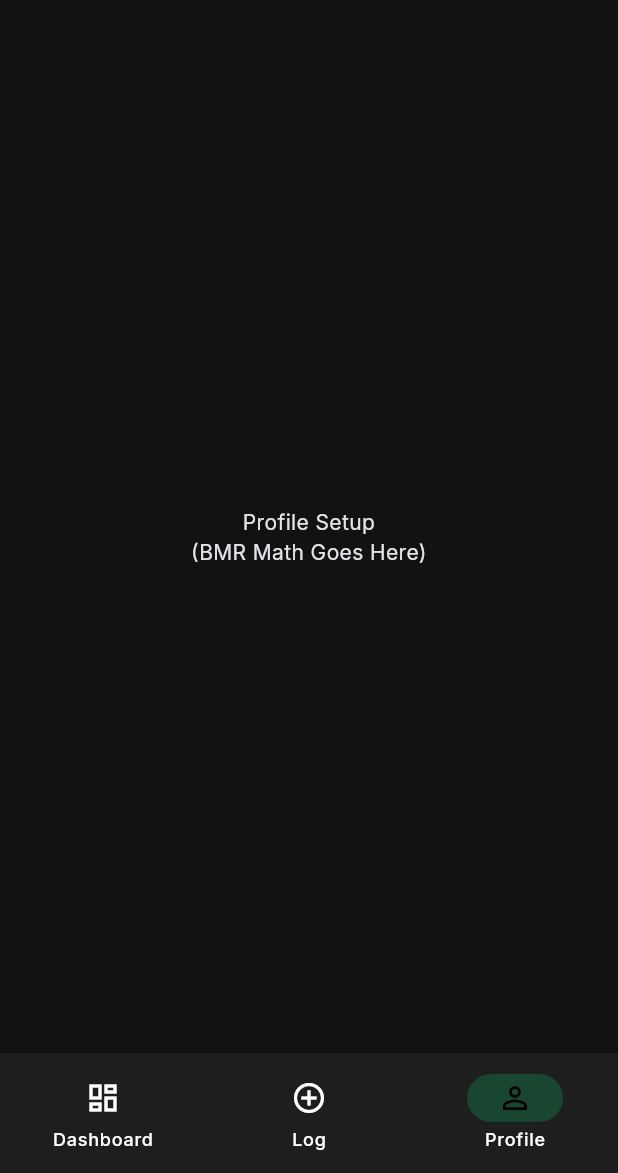
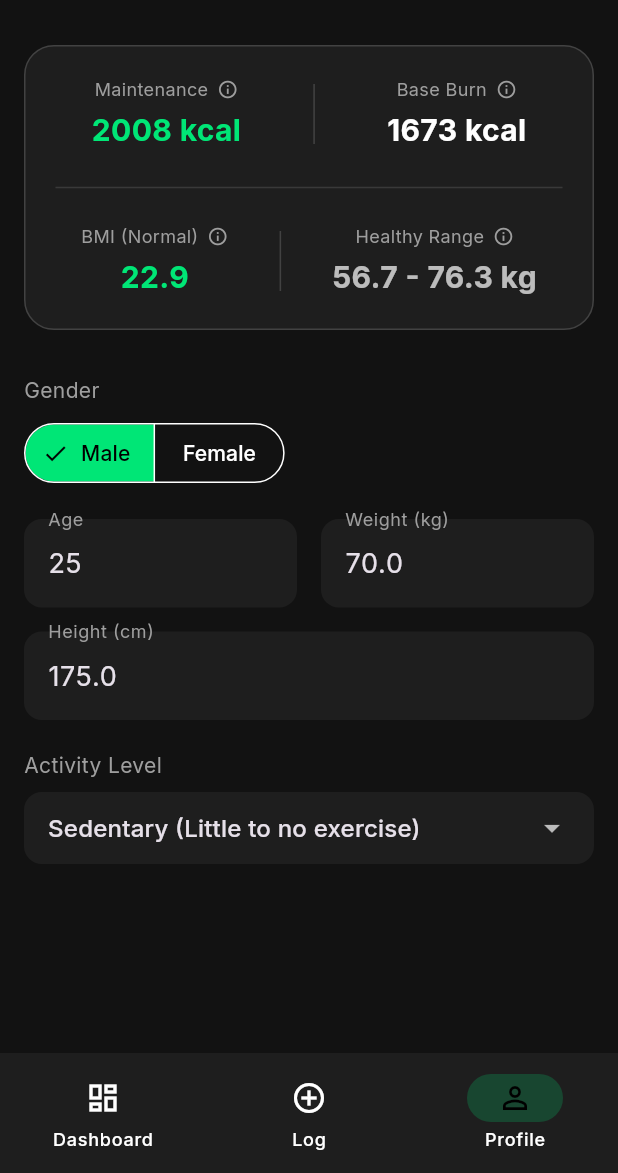
Before and after one commit to Arktosum/nutrition-flow, a Flutter app: the screen it shows after launch, item 3 of the bottom bar chosen, on a phone screen of 412 x 824 dp, the part 63-1236 px from its top. Run offline on Flutter 3.47's test engine with Material 3 defaults, Android fonts, the phone set to English and light mode, and no system bars; our stand-ins replace flutter_riverpod, google_fonts.

Commit message:
feat : profile screen

```diff
--- a/lib/main.dart
+++ b/lib/main.dart
@@ -1,6 +1,7 @@
 import 'package:flutter/material.dart';
 import 'package:flutter_riverpod/flutter_riverpod.dart';
 import 'package:google_fonts/google_fonts.dart';
+import 'profile_screen.dart';
 
 void main() {
   runApp(const ProviderScope(child: NutritionFlowApp()));
@@ -66,12 +67,7 @@ class MainNavigationShell extends ConsumerWidget {
           textAlign: TextAlign.center,
         ),
       ),
-      const Center(
-        child: Text(
-          'Profile Setup\n(BMR Math Goes Here)',
-          textAlign: TextAlign.center,
-        ),
-      ),
+      const ProfileScreen()
     ];
 
     return Scaffold(
--- /dev/null
+++ b/lib/profile_screen.dart
@@ -0,0 +1,405 @@
+import 'package:flutter/material.dart';
+import 'package:flutter_riverpod/flutter_riverpod.dart';
+import 'dart:math';
+
+// --- 1. The State Model & Math Engine ---
+// (Unchanged from before)
+class ProfileState {
+  final int age;
+  final double height;
+  final double weight;
+  final String gender;
+  final double activityMultiplier;
+
+  ProfileState({
+    this.age = 25,
+    this.height = 175,
+    this.weight = 70,
+    this.gender = 'Male',
+    this.activityMultiplier = 1.2,
+  });
+
+  ProfileState copyWith({
+    int? age,
+    double? height,
+    double? weight,
+    String? gender,
+    double? activityMultiplier,
+  }) {
+    return ProfileState(
+      age: age ?? this.age,
+      height: height ?? this.height,
+      weight: weight ?? this.weight,
+      gender: gender ?? this.gender,
+      activityMultiplier: activityMultiplier ?? this.activityMultiplier,
+    );
+  }
+
+  double get bmr {
+    double base = (10 * weight) + (6.25 * height) - (5 * age);
+    return gender == 'Male' ? base + 5 : base - 161;
+  }
+
+  double get maintenanceCalories => bmr * activityMultiplier;
+
+  double get bmi {
+    if (height <= 0) return 0;
+    double heightInMeters = height / 100;
+    return weight / (heightInMeters * heightInMeters);
+  }
+
+  String get bmiCategory {
+    final b = bmi;
+    if (b <= 0) return 'Invalid';
+    if (b < 18.5) return 'Underweight';
+    if (b < 25.0) return 'Normal';
+    if (b < 30.0) return 'Overweight';
+    return 'Obese';
+  }
+
+  String get idealWeightRange {
+    if (height <= 0) return '-';
+    double heightInMeters = height / 100;
+    double minWeight = 18.5 * pow(heightInMeters, 2);
+    double maxWeight = 24.9 * pow(heightInMeters, 2);
+    return '${minWeight.toStringAsFixed(1)} - ${maxWeight.toStringAsFixed(1)} kg';
+  }
+}
+
+// --- 2. The Riverpod Provider ---
+class ProfileNotifier extends Notifier<ProfileState> {
+  @override
+  ProfileState build() => ProfileState();
+
+  void updateField({
+    int? age,
+    double? height,
+    double? weight,
+    String? gender,
+    double? activity,
+  }) {
+    state = state.copyWith(
+      age: age,
+      height: height,
+      weight: weight,
+      gender: gender,
+      activityMultiplier: activity,
+    );
+  }
+}
+
+final profileProvider = NotifierProvider<ProfileNotifier, ProfileState>(
+  () => ProfileNotifier(),
+);
+
+// --- 3. The UI Screen ---
+class ProfileScreen extends ConsumerWidget {
+  const ProfileScreen({super.key});
+
+  @override
+  Widget build(BuildContext context, WidgetRef ref) {
+    final profile = ref.watch(profileProvider);
+    final notifier = ref.read(profileProvider.notifier);
+
+    Color bmiColor = const Color(0xFF00E676);
+    if (profile.bmiCategory == 'Underweight') bmiColor = Colors.blue;
+    if (profile.bmiCategory == 'Overweight') bmiColor = Colors.orange;
+    if (profile.bmiCategory == 'Obese') bmiColor = Colors.redAccent;
+
+    return SingleChildScrollView(
+      padding: const EdgeInsets.all(16.0),
+      child: Column(
+        crossAxisAlignment: CrossAxisAlignment.start,
+        children: [
+          Container(
+            padding: const EdgeInsets.all(20),
+            decoration: BoxDecoration(
+              color: const Color(0xFF1E1E1E),
+              borderRadius: BorderRadius.circular(20),
+              border: Border.all(color: Colors.grey.shade800),
+            ),
+            child: Column(
+              children: [
+                Row(
+                  mainAxisAlignment: MainAxisAlignment.spaceAround,
+                  children: [
+                    _StatColumn(
+                      context,
+                      'Maintenance',
+                      '${profile.maintenanceCalories.toInt()} kcal',
+                      const Color(0xFF00E676),
+                      infoTitle: 'Maintenance Calories (TDEE)',
+                      infoDesc:
+                          'Total Daily Energy Expenditure. This is the exact number of calories your body burns in a 24-hour period, including your physical activity. Eat this amount to stay exactly the same weight.',
+                    ),
+                    Container(
+                      width: 1,
+                      height: 40,
+                      color: Colors.grey.shade800,
+                    ),
+                    _StatColumn(
+                      context,
+                      'Base Burn',
+                      '${profile.bmr.toInt()} kcal',
+                      Colors.white,
+                      infoTitle: 'Basal Metabolic Rate (BMR)',
+                      infoDesc:
+                          'The calories your body burns just keeping you alive (organs, breathing, brain function). This is what you would burn if you stayed in bed all day and did absolutely nothing.',
+                    ),
+                  ],
+                ),
+                const Padding(
+                  padding: EdgeInsets.symmetric(vertical: 16.0),
+                  child: Divider(color: Colors.white12),
+                ),
+                Row(
+                  mainAxisAlignment: MainAxisAlignment.spaceAround,
+                  children: [
+                    _StatColumn(
+                      context,
+                      'BMI (${profile.bmiCategory})',
+                      profile.bmi.toStringAsFixed(1),
+                      bmiColor,
+                      infoTitle: 'Body Mass Index (BMI)',
+                      infoDesc:
+                          'A general mathematical ratio of your height to your weight. While it doesn\'t account for muscle mass, it is a universally used baseline for assessing healthy weight brackets.',
+                    ),
+                    Container(
+                      width: 1,
+                      height: 40,
+                      color: Colors.grey.shade800,
+                    ),
+                    _StatColumn(
+                      context,
+                      'Healthy Range',
+                      profile.idealWeightRange,
+                      Colors.white70,
+                      infoTitle: 'Ideal Weight Range',
+                      infoDesc:
+                          'The weight bracket for your specific height that keeps your BMI in the "Normal" category (18.5 - 24.9).',
+                    ),
+                  ],
+                ),
+              ],
+            ),
+          ),
+          const SizedBox(height: 30),
+
+          // ... (The rest of the form remains exactly the same)
+          const Text(
+            'Gender',
+            style: TextStyle(color: Colors.grey, fontSize: 14),
+          ),
+          const SizedBox(height: 8),
+          SegmentedButton<String>(
+            segments: const [
+              ButtonSegment(value: 'Male', label: Text('Male')),
+              ButtonSegment(value: 'Female', label: Text('Female')),
+            ],
+            selected: {profile.gender},
+            onSelectionChanged: (set) =>
+                notifier.updateField(gender: set.first),
+            style: SegmentedButton.styleFrom(
+              backgroundColor: Colors.transparent,
+              selectedForegroundColor: Colors.black,
+              selectedBackgroundColor: const Color(0xFF00E676),
+            ),
+          ),
+          const SizedBox(height: 20),
+
+          Row(
+            children: [
+              Expanded(
+                child: _MetricInput('Age', profile.age.toString(), (val) {
+                  notifier.updateField(age: int.tryParse(val) ?? 0);
+                }),
+              ),
+              const SizedBox(width: 16),
+              Expanded(
+                child: _MetricInput('Weight (kg)', profile.weight.toString(), (
+                  val,
+                ) {
+                  notifier.updateField(weight: double.tryParse(val) ?? 0);
+                }),
+              ),
+            ],
+          ),
+          const SizedBox(height: 16),
+          _MetricInput('Height (cm)', profile.height.toString(), (val) {
+            notifier.updateField(height: double.tryParse(val) ?? 0);
+          }),
+          const SizedBox(height: 20),
+
+          const Text(
+            'Activity Level',
+            style: TextStyle(color: Colors.grey, fontSize: 14),
+          ),
+          const SizedBox(height: 8),
+          Container(
+            padding: const EdgeInsets.symmetric(horizontal: 16),
+            decoration: BoxDecoration(
+              color: const Color(0xFF1E1E1E),
+              borderRadius: BorderRadius.circular(12),
+            ),
+            child: DropdownButtonHideUnderline(
+              child: DropdownButton<double>(
+                value: profile.activityMultiplier,
+                isExpanded: true,
+                dropdownColor: const Color(0xFF1E1E1E),
+                items: const [
+                  DropdownMenuItem(
+                    value: 1.2,
+                    child: Text('Sedentary (Little to no exercise)'),
+                  ),
+                  DropdownMenuItem(
+                    value: 1.375,
+                    child: Text('Lightly Active (1-3 days/week)'),
+                  ),
+                  DropdownMenuItem(
+                    value: 1.55,
+                    child: Text('Moderately Active (3-5 days/week)'),
+                  ),
+                  DropdownMenuItem(
+                    value: 1.725,
+                    child: Text('Very Active (6-7 days/week)'),
+                  ),
+                ],
+                onChanged: (val) => notifier.updateField(activity: val),
+              ),
+            ),
+          ),
+          const SizedBox(height: 40),
+        ],
+      ),
+    );
+  }
+
+  // UPDATED Helper widget for the Hero Card (Now with Info Icon support)
+  Widget _StatColumn(
+    BuildContext context,
+    String label,
+    String value,
+    Color valueColor, {
+    String? infoTitle,
+    String? infoDesc,
+  }) {
+    return Column(
+      children: [
+        Row(
+          mainAxisSize: MainAxisSize.min,
+          children: [
+            Text(
+              label,
+              style: const TextStyle(color: Colors.grey, fontSize: 12),
+            ),
+            if (infoTitle != null && infoDesc != null) ...[
+              const SizedBox(width: 6),
+              GestureDetector(
+                onTap: () => _showInfoSheet(context, infoTitle, infoDesc),
+                child: const Icon(
+                  Icons.info_outline,
+                  size: 14,
+                  color: Colors.grey,
+                ),
+              ),
+            ],
+          ],
+        ),
+        const SizedBox(height: 4),
+        Text(
+          value,
+          style: TextStyle(
+            fontSize: 20,
+            fontWeight: FontWeight.bold,
+            color: valueColor,
+          ),
+        ),
+      ],
+    );
+  }
+
+  // NEW: Premium Bottom Sheet for Definitions
+  void _showInfoSheet(BuildContext context, String title, String description) {
+    showModalBottomSheet(
+      context: context,
+      backgroundColor: const Color(0xFF1E1E1E),
+      shape: const RoundedRectangleBorder(
+        borderRadius: BorderRadius.vertical(top: Radius.circular(20)),
+      ),
+      builder: (context) {
+        return Padding(
+          padding: const EdgeInsets.all(24.0),
+          child: Column(
+            mainAxisSize: MainAxisSize.min,
+            crossAxisAlignment: CrossAxisAlignment.start,
+            children: [
+              Text(
+                title,
+                style: const TextStyle(
+                  fontSize: 20,
+                  fontWeight: FontWeight.bold,
+                  color: Colors.white,
+                ),
+              ),
+              const SizedBox(height: 12),
+              Text(
+                description,
+                style: const TextStyle(
+                  fontSize: 16,
+                  color: Colors.white70,
+                  height: 1.5,
+                ),
+              ),
+              const SizedBox(height: 24),
+              SizedBox(
+                width: double.infinity,
+                child: ElevatedButton(
+                  onPressed: () => Navigator.pop(context),
+                  style: ElevatedButton.styleFrom(
+                    backgroundColor: const Color(0xFF00E676),
+                    foregroundColor: Colors.black,
+                    padding: const EdgeInsets.symmetric(vertical: 16),
+                    shape: RoundedRectangleBorder(
+                      borderRadius: BorderRadius.circular(12),
+                    ),
+                  ),
+                  child: const Text(
+                    'Got it',
+                    style: TextStyle(fontWeight: FontWeight.bold),
+                  ),
+                ),
+              ),
+            ],
+          ),
+        );
+      },
+    );
+  }
+
+  Widget _MetricInput(
+    String label,
+    String initialValue,
+    Function(String) onChanged,
+  ) {
+    return TextFormField(
+      initialValue: initialValue,
+      keyboardType: TextInputType.number,
+      onChanged: onChanged,
+      style: const TextStyle(fontSize: 18),
+      decoration: InputDecoration(
+        labelText: label,
+        labelStyle: const TextStyle(color: Colors.grey),
+        filled: true,
+        fillColor: const Color(0xFF1E1E1E),
+        border: OutlineInputBorder(
+          borderRadius: BorderRadius.circular(12),
+          borderSide: BorderSide.none,
+        ),
+        focusedBorder: OutlineInputBorder(
+          borderRadius: BorderRadius.circular(12),
+          borderSide: const BorderSide(color: Color(0xFF00E676)),
+        ),
+      ),
+    );
+  }
+}
```
